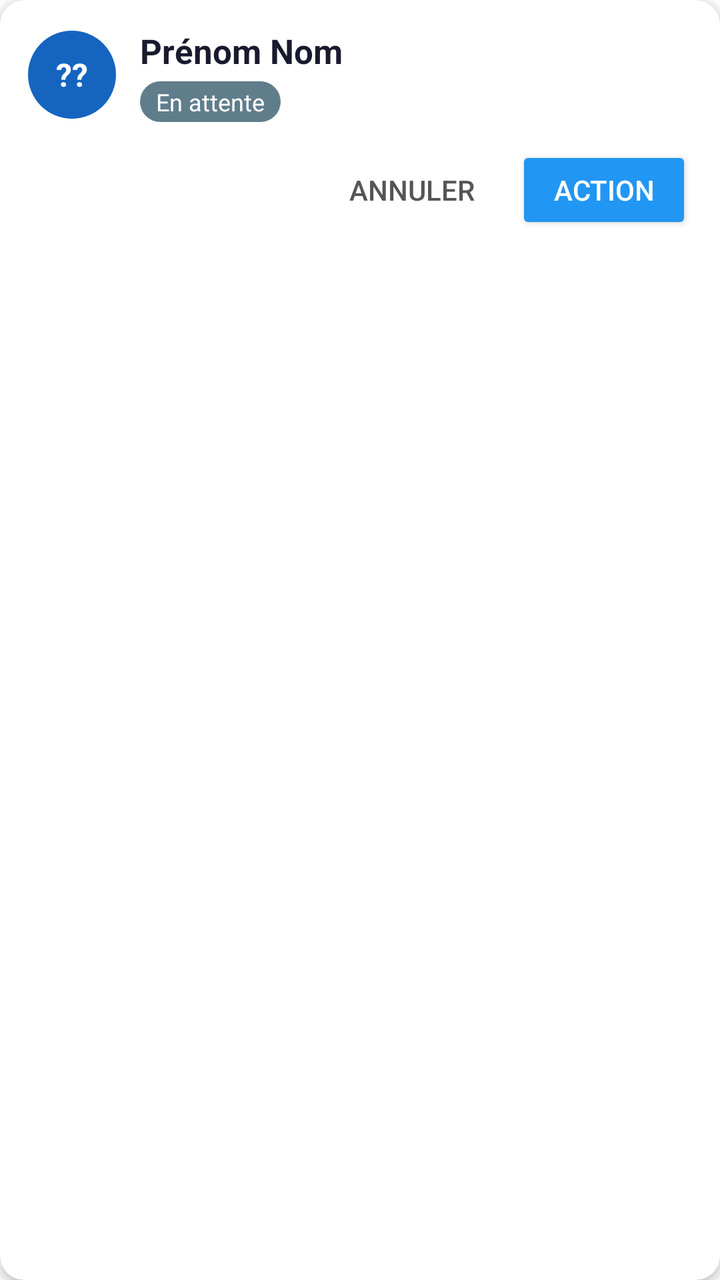
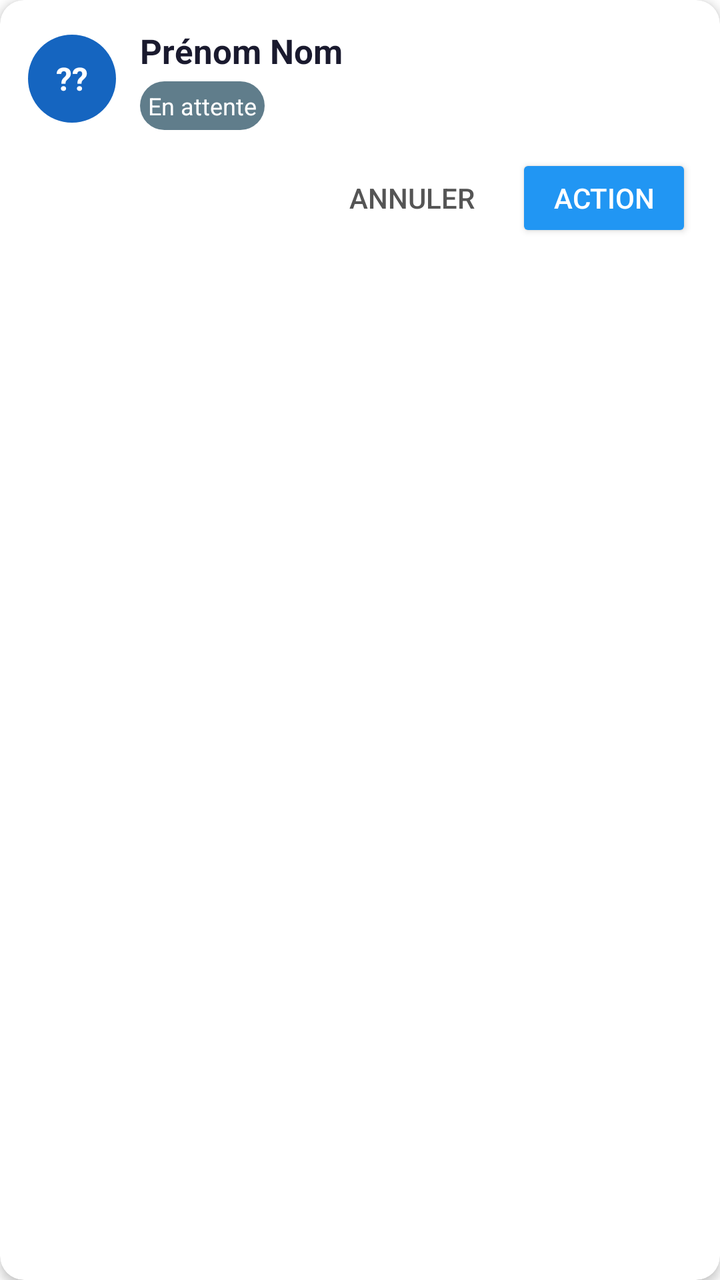

An Android layout rendered at two revisions. The XML below is the earlier revision; the diff shows what the commit changed to produce the second picture.
<!-- AndroidManifest.xml: application theme Theme.Follow -->
<!-- res/layout/item_vol.xml -->
<?xml version="1.0" encoding="utf-8"?>
<androidx.cardview.widget.CardView
    xmlns:android="http://schemas.android.com/apk/res/android"
    xmlns:app="http://schemas.android.com/apk/res-auto"
    android:id="@+id/cardView"
    android:layout_width="match_parent"
    android:layout_height="wrap_content"
    android:layout_marginHorizontal="4dp"
    android:layout_marginVertical="5dp"
    app:cardCornerRadius="12dp"
    app:cardElevation="3dp">

    <LinearLayout
        android:layout_width="match_parent"
        android:layout_height="wrap_content"
        android:orientation="vertical"
        android:padding="14dp">

        <LinearLayout
            android:layout_width="match_parent"
            android:layout_height="wrap_content"
            android:orientation="horizontal"
            android:gravity="center_vertical">

            <TextView
                android:id="@+id/tvInitiales"
                android:layout_width="44dp"
                android:layout_height="44dp"
                android:gravity="center"
                android:textSize="16sp"
                android:textStyle="bold"
                android:textColor="#FFFFFF"
                android:background="@drawable/bg_avatar"
                android:text="??" />

            <LinearLayout
                android:layout_width="0dp"
                android:layout_height="wrap_content"
                android:layout_weight="1"
                android:orientation="vertical"
                android:layout_marginStart="12dp">

                <TextView
                    android:id="@+id/tvNom"
                    android:layout_width="wrap_content"
                    android:layout_height="wrap_content"
                    android:textSize="17sp"
                    android:textStyle="bold"
                    android:textColor="#1A1A2E"
                    android:text="Prénom Nom" />

                <TextView
                    android:id="@+id/tvStatut"
                    android:layout_width="wrap_content"
                    android:layout_height="wrap_content"
                    android:layout_marginTop="4dp"
                    android:paddingHorizontal="8dp"
                    android:paddingVertical="2dp"
                    android:textSize="12sp"
                    android:textColor="#FFFFFF"
                    android:background="@drawable/bg_badge"
                    android:text="En attente" />

            </LinearLayout>

            <TextView
                android:id="@+id/tvTime"
                android:layout_width="wrap_content"
                android:layout_height="wrap_content"
                android:textSize="18sp"
                android:textStyle="bold"
                android:textColor="#1565C0"
                android:fontFamily="monospace"
                android:visibility="gone"
                android:text="09:34" />

        </LinearLayout>

        <TextView
            android:id="@+id/tvExos"
            android:layout_width="match_parent"
            android:layout_height="wrap_content"
            android:layout_marginTop="8dp"
            android:paddingHorizontal="10dp"
            android:paddingVertical="5dp"
            android:textSize="13sp"
            android:textColor="#1565C0"
            android:background="@drawable/bg_exos"
            android:visibility="gone"
            android:text="NF2 5 • NF2 6" />

        <LinearLayout
            android:layout_width="match_parent"
            android:layout_height="wrap_content"
            android:orientation="horizontal"
            android:layout_marginTop="12dp"
            android:gravity="end">

            <Button
                android:id="@+id/btnSecondary"
                android:layout_width="wrap_content"
                android:layout_height="44dp"
                android:layout_marginEnd="8dp"
                android:textSize="14sp"
                android:textColor="#555555"
                style="@style/Widget.AppCompat.Button.Borderless"
                android:text="Annuler" />

            <Button
                android:id="@+id/btnPrimary"
                android:layout_width="wrap_content"
                android:layout_height="44dp"
                android:textSize="14sp"
                android:textColor="#FFFFFF"
                style="@style/Widget.AppCompat.Button.Colored"
                android:text="Action" />

        </LinearLayout>

    </LinearLayout>

</androidx.cardview.widget.CardView>
<!-- resources referenced by this layout -->
<resources>
  <!-- drawable bg_avatar (drawable) -->
  <?xml version="1.0" encoding="utf-8"?>
  <shape xmlns:android="http://schemas.android.com/apk/res/android"
      android:shape="oval">
      <solid android:color="#1565C0" />
  </shape>
  <!-- drawable bg_badge (drawable) -->
  <?xml version="1.0" encoding="utf-8"?>
  <shape xmlns:android="http://schemas.android.com/apk/res/android"
      android:shape="rectangle">
      <corners android:radius="20dp" />
      <solid android:color="#607D8B" />
  </shape>
  <!-- drawable bg_exos (drawable) -->
  <?xml version="1.0" encoding="utf-8"?>
  <shape xmlns:android="http://schemas.android.com/apk/res/android"
      android:shape="rectangle">
      <corners android:radius="8dp" />
      <solid android:color="#E3F2FD" />
      <stroke android:width="1dp" android:color="#90CAF9" />
  </shape>
  <style name="Theme.Follow" parent="Theme.MaterialComponents.Light.NoActionBar">
          <item name="colorPrimary">@color/colorPrimary</item>
          <item name="colorPrimaryDark">@color/colorPrimaryDark</item>
          <item name="colorAccent">@color/colorAccent</item>
          <item name="android:windowBackground">@android:color/white</item>
      </style>
  <color name="colorPrimary">#1A237E</color>
  <color name="colorPrimaryDark">#0D1452</color>
  <color name="colorAccent">#2196F3</color>
</resources>

<!-- the commit's change to res/layout/item_vol.xml (unified diff, before → after) -->
@@ -5,8 +5,10 @@
     android:id="@+id/cardView"
     android:layout_width="match_parent"
     android:layout_height="wrap_content"
-    android:layout_marginHorizontal="4dp"
-    android:layout_marginVertical="5dp"
+    android:layout_marginLeft="4dp"
+    android:layout_marginRight="4dp"
+    android:layout_marginTop="5dp"
+    android:layout_marginBottom="5dp"
     app:cardCornerRadius="12dp"
     app:cardElevation="3dp">
 
@@ -38,7 +40,7 @@
                 android:layout_height="wrap_content"
                 android:layout_weight="1"
                 android:orientation="vertical"
-                android:layout_marginStart="12dp">
+                android:layout_marginLeft="12dp">
 
                 <TextView
                     android:id="@+id/tvNom"
@@ -54,8 +56,7 @@
                     android:layout_width="wrap_content"
                     android:layout_height="wrap_content"
                     android:layout_marginTop="4dp"
-                    android:paddingHorizontal="8dp"
-                    android:paddingVertical="2dp"
+                    android:padding="4dp"
                     android:textSize="12sp"
                     android:textColor="#FFFFFF"
                     android:background="@drawable/bg_badge"
@@ -81,8 +82,7 @@
             android:layout_width="match_parent"
             android:layout_height="wrap_content"
             android:layout_marginTop="8dp"
-            android:paddingHorizontal="10dp"
-            android:paddingVertical="5dp"
+            android:padding="8dp"
             android:textSize="13sp"
             android:textColor="#1565C0"
             android:background="@drawable/bg_exos"
@@ -100,7 +100,7 @@
                 android:id="@+id/btnSecondary"
                 android:layout_width="wrap_content"
                 android:layout_height="44dp"
-                android:layout_marginEnd="8dp"
+                android:layout_marginRight="8dp"
                 android:textSize="14sp"
                 android:textColor="#555555"
                 style="@style/Widget.AppCompat.Button.Borderless"
